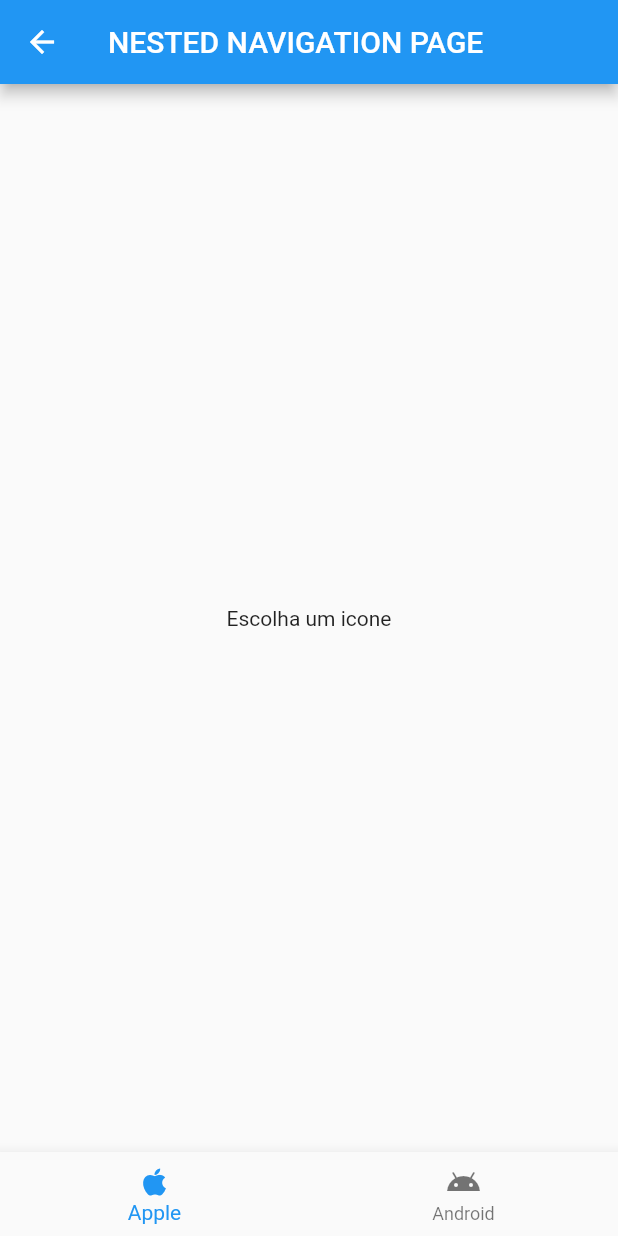
After one commit to dariopmaciel/get_rotas_nomeadas, a Flutter app: the screen it shows after launch, after a tap on "Nested Navigation", on a phone screen of 412 x 824 dp. The commit adds this screen. Run offline on Flutter 3.47's test engine with Material 3 defaults, Android fonts, the phone set to English and light mode, and no system bars; our stand-ins replace get.

Commit message:
nested_navigation

```diff
--- a/lib/main.dart
+++ b/lib/main.dart
@@ -9,6 +9,7 @@ import 'package:get_rotas_nomeadas/pages/inicial/inicial_page1.dart';
 import 'package:get_rotas_nomeadas/pages/middlewares/example_page/access_denied.dart';
 import 'package:get_rotas_nomeadas/pages/middlewares/middlewares_home_page.dart';
 import 'package:get_rotas_nomeadas/pages/middlewares/route_middleware.dart';
+import 'package:get_rotas_nomeadas/pages/nested_navigation/nested_navigation_home_page.dart';
 import 'package:get_rotas_nomeadas/pages/rota_nao_encontrada/rota_nao_encontrada_page.dart';
 
 void main() {
@@ -29,8 +30,8 @@ class MyApp extends StatelessWidget {
       //! É MÉTODO OBSERVABLE GERAL
       // routingCallback: (Routing? routing) {
       routingCallback: (value) {
-        // debugPrint(value?.previous);
-        // debugPrint(value?.current);
+        debugPrint(value?.previous);
+        debugPrint(value?.current);
       },
       theme: ThemeData(
         // colorScheme: ColorScheme.fromSeed(seedColor: Colors.deepPurple),
@@ -39,8 +40,10 @@ class MyApp extends StatelessWidget {
       ),
       getPages: [
         GetPage(name: '/home', page: () => const HomePage()),
-        GetPage(name: '/inicial/page1', page: () => const InicialPage1(),
-        middlewares: [RouteMiddleware()]),
+        GetPage(
+            name: '/inicial/page1',
+            page: () => const InicialPage1(),
+            middlewares: [RouteMiddleware()]),
         GetPage(
           name: '/envio_de_parametros',
           page: () => const EnvioParametrosHomePage(),
@@ -61,7 +64,8 @@ class MyApp extends StatelessWidget {
             RouteMiddleware(),
           ],
         ),
-        GetPage(name: '/accessDenied', page: ()=> const AccessDenied())
+        GetPage(name: '/accessDenied', page: () => const AccessDenied()),
+        GetPage(name: '/nested', page: () =>  NestedNavigationHomePage()),
       ],
     );
   }
--- a/lib/pages/home_page.dart
+++ b/lib/pages/home_page.dart
@@ -40,6 +40,13 @@ class HomePage extends StatelessWidget {
               },
               child: const Text('Middlewares'),
             ),
+            const SizedBox(height: 20),
+            ElevatedButton(
+              onPressed: () {
+                Get.toNamed('/nested');
+              },
+              child: const Text('Nested Navigation'),
+            ),
           ],
         ),
       ),
--- /dev/null
+++ b/lib/pages/nested_navigation/nested_navigation_home_page.dart
@@ -0,0 +1,76 @@
+import 'package:flutter/material.dart';
+import 'package:get/get.dart';
+import 'package:get_rotas_nomeadas/pages/nested_navigation/example_pages/android_page.dart';
+import 'package:get_rotas_nomeadas/pages/nested_navigation/example_pages/apple_page.dart';
+
+class NestedNavigationHomePage extends StatelessWidget {
+  final currentBottonIndex = 0.obs;
+
+  NestedNavigationHomePage({super.key});
+
+  @override
+  Widget build(BuildContext context) {
+    return Scaffold(
+      appBar: AppBar(
+        title: const Text('NESTED NAVIGATION PAGE'),
+      ),
+      bottomNavigationBar: Obx(() {
+        return BottomNavigationBar(
+          currentIndex: currentBottonIndex.value,
+          onTap: (value) {
+            print(value);
+            currentBottonIndex(value);
+            switch (value) {
+              case 0:
+                Get.offNamed('/apple', id: 1);
+                break;
+              case 1:
+                Get.offNamed('/android', id: 1);
+                break;
+              default:
+            }
+          },
+          items: const [
+            BottomNavigationBarItem(
+              icon: Icon(Icons.apple),
+              label: 'Apple',
+            ),
+            BottomNavigationBarItem(
+              icon: Icon(Icons.android),
+              label: 'Android',
+            ),
+          ],
+        );
+      }),
+      body: Navigator(
+        key: Get.nestedKey(1), //!Linked esta navegação com o GET
+        initialRoute: '/',
+        onGenerateRoute: (settings) {
+          Widget page;
+          Transition transition;
+          //
+          if (settings.name == '/apple') {
+            page = const ApplePage();
+            transition = Transition.leftToRight;
+          } else if (settings.name == '/android') {
+            page = const AndroidPage();
+            transition = Transition.rightToLeft;
+          } else {
+            page = const Center(child: Text("Escolha um icone"));
+            transition = Transition.fade;
+          }
+          // return GetPageRoute(
+          //   page: () => const Center(
+          //     child: Text("Pagina principal"),
+          //   ),
+          // );
+
+          return GetPageRoute(
+            page: () => page,
+            transition: transition,
+          );
+        },
+      ),
+    );
+  }
+}
```
Also changed, not shown: lib/pages/nested_navigation/example_pages/android_page.dart (added, +12 -0 lines), lib/pages/nested_navigation/example_pages/apple_page.dart (added, +12 -0 lines).
